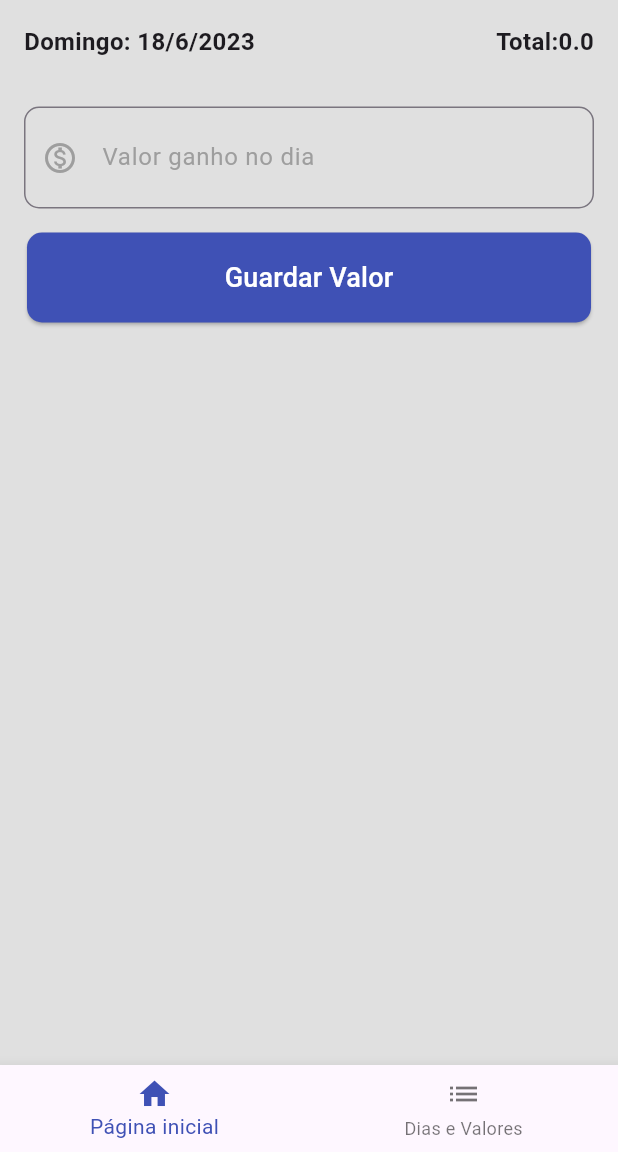
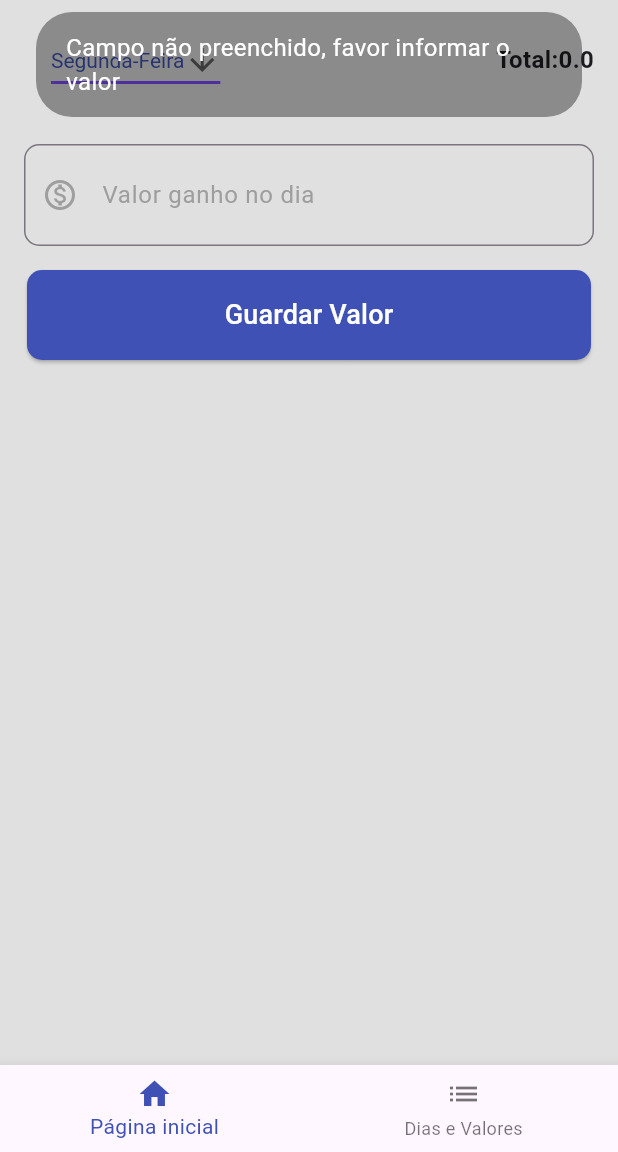
Before and after one commit to KaremSouza12/balance_week, a Flutter app: the screen it shows after launch, after a tap on "Guardar Valor", on a phone screen of 412 x 824 dp, the part 84-1236 px from its top. Run offline on Flutter 3.47's test engine with Material 2 defaults, Android fonts, the phone set to English and light mode, and no system bars; our stand-ins replace fluttertoast, sqflite; accounts and stored records are empty; Roboto replaces fonts that are missing (verdana_regular).

Commit message:
subtract date and change name of table data

```diff
--- a/lib/datasource/data_base.dart
+++ b/lib/datasource/data_base.dart
@@ -28,5 +28,5 @@ class DB {
   }
 
   String get balenceWeek =>
-      '''CREATE TABLE balance (id INTEGER PRIMARY KEY AUTOINCREMENT NOT NULL, nameDayWeek TEXT, dateOfDayWeek TIMESTAMP NOT NULL DEFAULT CURRENT_TIMESTAMP, totalWeek REAL, valueOfDayWeek REAL )''';
+      '''CREATE TABLE balance (id INTEGER PRIMARY KEY AUTOINCREMENT NOT NULL, nameDayWeek TEXT, dateOfDayWeek TIMESTAMP NOT NULL DEFAULT CURRENT_TIMESTAMP, totalday REAL, valueOfDayWeek REAL, hourOfDayWeek TIMESTAMP NOT NULL DEFAULT CURRENT_TIMESTAMP )''';
 }
--- a/lib/models/balance_week.dart
+++ b/lib/models/balance_week.dart
@@ -2,23 +2,25 @@ class BalanceWeek {
   int? id;
   String? nameDayWeek;
   String? dateOfDayWeek;
-  double? totalWeek;
+  double? totalday;
   double? valueOfDayWeek;
+  String? hourOfDayWeek;
 
-  BalanceWeek({
-    this.id,
-    required this.nameDayWeek,
-    required this.dateOfDayWeek,
-    required this.totalWeek,
-    required this.valueOfDayWeek,
-  });
+  BalanceWeek(
+      {this.id,
+      required this.nameDayWeek,
+      required this.dateOfDayWeek,
+      required this.totalday,
+      required this.valueOfDayWeek,
+      required this.hourOfDayWeek});
 
   BalanceWeek.fromMap(Map<String, dynamic> json) {
     id = json['id'];
     nameDayWeek = json['nameDayWeek'];
     dateOfDayWeek = json['dateOfDayWeek'];
-    totalWeek = json['totalWeek'];
+    totalday = json['totalday'];
     valueOfDayWeek = json['valueOfDayWeek'];
+    hourOfDayWeek = json['hourOfDayWeek'];
   }
 
   Map<String, dynamic> toMap() {
@@ -26,13 +28,14 @@ class BalanceWeek {
     data['id'] = id;
     data['nameDayWeek'] = nameDayWeek;
     data['dateOfDayWeek'] = dateOfDayWeek;
-    data['totalWeek'] = totalWeek;
+    data['totalday'] = totalday;
     data['valueOfDayWeek'] = valueOfDayWeek;
+    data['hourOfDayWeek'] = hourOfDayWeek;
     return data;
   }
 
   @override
   String toString() {
-    return 'Account{id:$id,nameDayWeek: $nameDayWeek, dateOfDayWeek: $dateOfDayWeek,totalWeek: $totalWeek, valueOfDayWeek:$valueOfDayWeek}';
+    return 'Account{id:$id,nameDayWeek: $nameDayWeek, dateOfDayWeek: $dateOfDayWeek,totalday: $totalday, valueOfDayWeek:$valueOfDayWeek, hourOfDayWeek:$hourOfDayWeek}';
   }
 }
--- a/lib/presentation/pages/balanace_page.dart
+++ b/lib/presentation/pages/balanace_page.dart
@@ -1,6 +1,5 @@
 import 'package:flutter/material.dart';
 import 'package:my_notes/repositories/balance_week_repository.dart';
-import 'package:my_notes/utils/week_day.dart';
 import 'package:my_notes/widgets/enter_form_value.dart';
 import 'package:my_notes/widgets/list_values_week.dart';
 import 'package:provider/provider.dart';
--- a/lib/utils/week_day.dart
+++ b/lib/utils/week_day.dart
@@ -1,5 +1,12 @@
+import 'package:intl/intl.dart';
+import 'package:intl/date_symbol_data_local.dart';
+
 extension DateTimeExtension on DateTime {
-  String? weekdayName() {
+  String? weekdayName(String name) {
+    initializeDateFormatting();
+    final now = DateTime.now();
+    final month = now.month < 10 ? "0${now.month}" : now.month;
+
     const Map<int, String> weekdayName = {
       1: "Segunda-Feira",
       2: "Terça-Feira",
@@ -9,15 +16,44 @@ extension DateTimeExtension on DateTime {
       6: "Sábado",
       7: "Domingo"
     };
-    return weekdayName[weekday];
+    if (name == weekdayName[weekday]) {
+      final firstDayOfWeek = now.subtract(Duration(days: now.weekday - 1));
+      // DateFormat(DateFormat.DAY, 'pt-BR')
+      //     .format(firstDayOfWeek.add(Duration(days: weekdayName[weekday])));
+
+      final formattedDate = "${now.day}-$month-${now.year}";
+      return formattedDate.toString();
+    }
+    return '';
   }
 
   String? getData() {
-    final name = DateTime.now().weekdayName();
+    // final name = DateTime.now().weekdayName();
     final day = DateTime.now().day;
     final month = DateTime.now().month;
     final year = DateTime.now().year;
 
     return "$day/$month/$year";
   }
+
+  Map<String, String> getDaysOfWeek(String? locale) {
+    initializeDateFormatting();
+    final now = DateTime.now();
+    final firstDayOfWeek = now.subtract(Duration(days: now.weekday - 1));
+    final days = List.generate(7, (index) => index).map((value) =>
+        DateFormat(DateFormat.DAY, locale)
+            .format(firstDayOfWeek.add(Duration(days: value))));
+    final weekdayName = <String>[
+      'Segunda-Feira',
+      'Terça-Feira',
+      'Quarta-Feira',
+      'Qunta-Feira',
+      'Sexta-Feira',
+      'Sábado',
+      'Dominfo',
+    ];
+
+    final map = Map<String, String>.fromIterables(days, weekdayName);
+    return map;
+  }
 }
--- a/lib/widgets/enter_form_value.dart
+++ b/lib/widgets/enter_form_value.dart
@@ -2,10 +2,19 @@ import 'package:flutter/material.dart';
 import 'package:fluttertoast/fluttertoast.dart';
 import 'package:my_notes/models/balance_week.dart';
 import 'package:my_notes/repositories/balance_week_repository.dart';
-import 'package:my_notes/utils/format_date.dart';
-import 'package:my_notes/utils/week_day.dart';
-import 'package:my_notes/widgets/list_values_week.dart';
 import 'package:provider/provider.dart';
+
+List<String> list = <String>[
+  'Segunda-Feira',
+  'Terça-Feira',
+  'Quarta-Feira',
+  'Quinta-Feira',
+  'Sexta-Feira',
+  'Sábado',
+  'Domingo',
+];
+
+String _name = '';
 
 class EnterFormValue extends StatefulWidget {
   const EnterFormValue({
@@ -23,14 +32,44 @@ class EnterFormValue extends StatefulWidget {
 
 class _EnterFormValueState extends State<EnterFormValue> {
   @override
+  void initState() {
+    super.initState();
+  }
+
+  String getDate() {
+    final now = DateTime.now();
+    if (now.hour == 00 || now.hour <= 06) {
+      final yesterday = DateTime.now().subtract(const Duration(days: 1));
+      final month =
+          yesterday.month < 10 ? "0${yesterday.month}" : yesterday.month;
+
+      final formattedDate = "${yesterday.day}-$month-${yesterday.year}";
+
+      print('DATA DE OTEM: $formattedDate');
+      return formattedDate.toString();
+    } else {
+      final month = now.month < 10 ? "0${now.month}" : now.month;
+
+      final currentDate = "${now.day}-$month-${now.year}";
+
+      return currentDate.toString();
+    }
+  }
+
+  @override
   Widget build(BuildContext context) {
     final repository = context.watch<BalanceWeekRepository>();
+    double valuetotal = 0.0;
+    final getcurrentdate = DateTime.now();
+    String hour =
+        "${getcurrentdate.hour}:${getcurrentdate.minute}:${getcurrentdate.second}";
 
     double sumTotal() {
       double total = 0.0;
       for (var element in repository.balanceWeek) {
-        total += element.totalWeek as double;
+        total += element.totalday as double;
       }
+      valuetotal = total;
       return total;
     }
 
@@ -42,13 +81,16 @@ class _EnterFormValueState extends State<EnterFormValue> {
           child: Row(
             mainAxisAlignment: MainAxisAlignment.spaceBetween,
             children: [
-              Text(
-                '${DateTime.now().weekdayName()}: ${DateTime.now().getData()}',
-                style: const TextStyle(
-                  fontWeight: FontWeight.bold,
-                  fontSize: 16,
-                ),
-              ),
+              const Padding(
+                  padding: EdgeInsets.symmetric(horizontal: 18),
+                  child: DropdownWeek()),
+              // Text(
+              //   '${DateTime.now().weekdayName()}: ${DateTime.now().getData()}',
+              //   style: const TextStyle(
+              //     fontWeight: FontWeight.bold,
+              //     fontSize: 16,
+              //   ),
+              // ),
               Text(
                 'Total:${sumTotal()}',
                 style: const TextStyle(
@@ -62,12 +104,6 @@ class _EnterFormValueState extends State<EnterFormValue> {
         Padding(
           padding: const EdgeInsets.all(16),
           child: TextFormField(
-            validator: (String? value) {
-              if (value == null || value.isEmpty) {
-                return 'Por favor informe o valor';
-              }
-              return null;
-            },
             controller: widget.balance,
             style: const TextStyle(
               fontSize: 24,
@@ -117,12 +153,25 @@ class _EnterFormValueState extends State<EnterFormValue> {
               ),
             ),
             onPressed: () async {
-              final id = widget.repository.createData(
+              if (widget.balance.text == '') {
+                Fluttertoast.showToast(
+                  msg: "Campo não preenchido, favor informar o valor",
+                  toastLength: Toast.LENGTH_SHORT,
+                  gravity: ToastGravity.TOP,
+                  timeInSecForIosWeb: 1,
+                  backgroundColor: Colors.black38,
+                  textColor: Colors.white,
+                  fontSize: 16.0,
+                );
+              } else {
+                print(valuetotal);
+                widget.repository.createData(
                   BalanceWeek(
-                  nameDayWeek: DateTime.now().weekdayName(),
-                  dateOfDayWeek: FormateDate.getCurrentDate(),
-                  totalWeek: double.parse(widget.balance.text),
+                    nameDayWeek: _name,
+                    dateOfDayWeek: getDate(),
+                    totalday: double.parse(widget.balance.text),
                     valueOfDayWeek: double.parse(widget.balance.text),
+                    hourOfDayWeek: hour,
                   ),
                 );
                 Fluttertoast.showToast(
@@ -135,6 +184,7 @@ class _EnterFormValueState extends State<EnterFormValue> {
                   fontSize: 16.0,
                 );
                 widget.balance.text = '';
+              }
             },
             child: const Text(
               'Guardar Valor',
@@ -145,13 +195,52 @@ class _EnterFormValueState extends State<EnterFormValue> {
             ),
           ),
         ),
-        const Expanded(
-          child: Padding(
-            padding: EdgeInsets.all(16.0),
-            child: ListValuesWeek(),
-          ),
-        ),
+        // const Expanded(
+        //   child: Padding(
+        //     padding: EdgeInsets.all(16.0),
+        //     child: ListValuesWeek(),
+        //   ),
+        // ),
       ],
     );
   }
 }
+
+class DropdownWeek extends StatefulWidget {
+  const DropdownWeek({
+    super.key,
+  });
+
+  @override
+  State<DropdownWeek> createState() => _DropdownWeekState();
+}
+
+class _DropdownWeekState extends State<DropdownWeek> {
+  String dropdownValue = list.first;
+
+  @override
+  Widget build(BuildContext context) {
+    return DropdownButton<String>(
+      value: dropdownValue,
+      icon: const Icon(Icons.arrow_downward),
+      elevation: 16,
+      style: const TextStyle(color: Colors.indigo),
+      underline: Container(
+        height: 2,
+        color: Colors.deepPurpleAccent,
+      ),
+      onChanged: (String? value) {
+        setState(() {
+          dropdownValue = value!;
+          _name = dropdownValue;
+        });
+      },
+      items: list.map<DropdownMenuItem<String>>((String value) {
+        return DropdownMenuItem<String>(
+          value: value,
+          child: Text(value),
+        );
+      }).toList(),
+    );
+  }
+}
--- a/lib/widgets/list_tile_week_values.dart
+++ b/lib/widgets/list_tile_week_values.dart
@@ -32,6 +32,5 @@ class ListTileWeekValues extends StatelessWidget {
         ),
       ),
     );
-    ;
   }
 }
```
Also changed, not shown: lib/repositories/balance_week_repository.dart (+6 -6 lines), pubspec.lock, 2 other files. Lines whose indentation alone changed are shown as unchanged.
